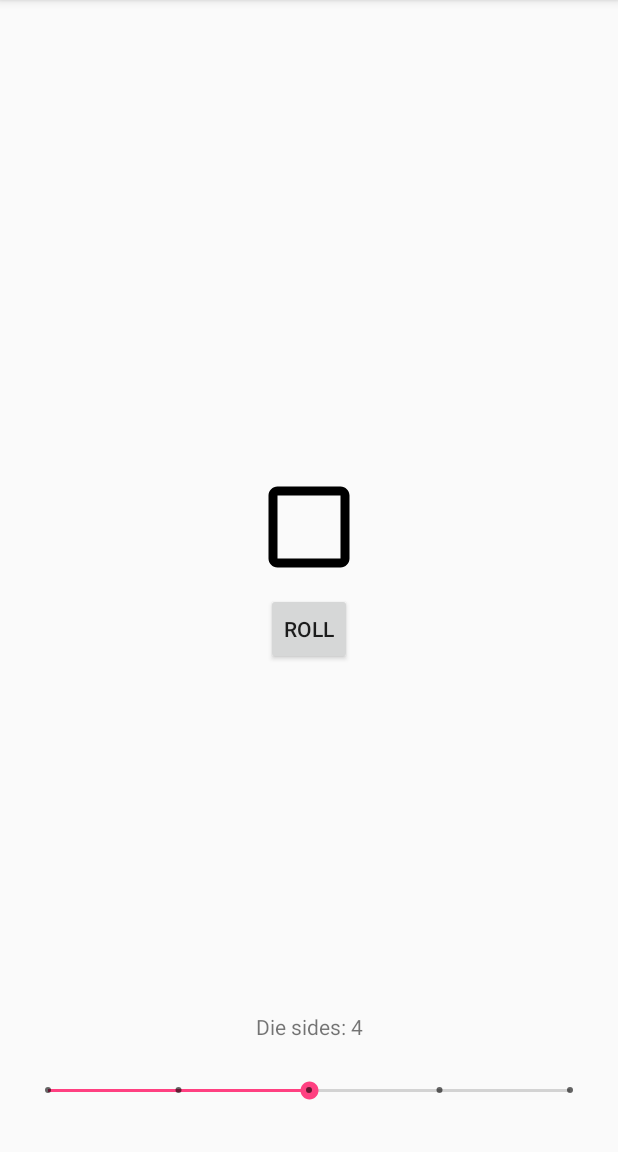
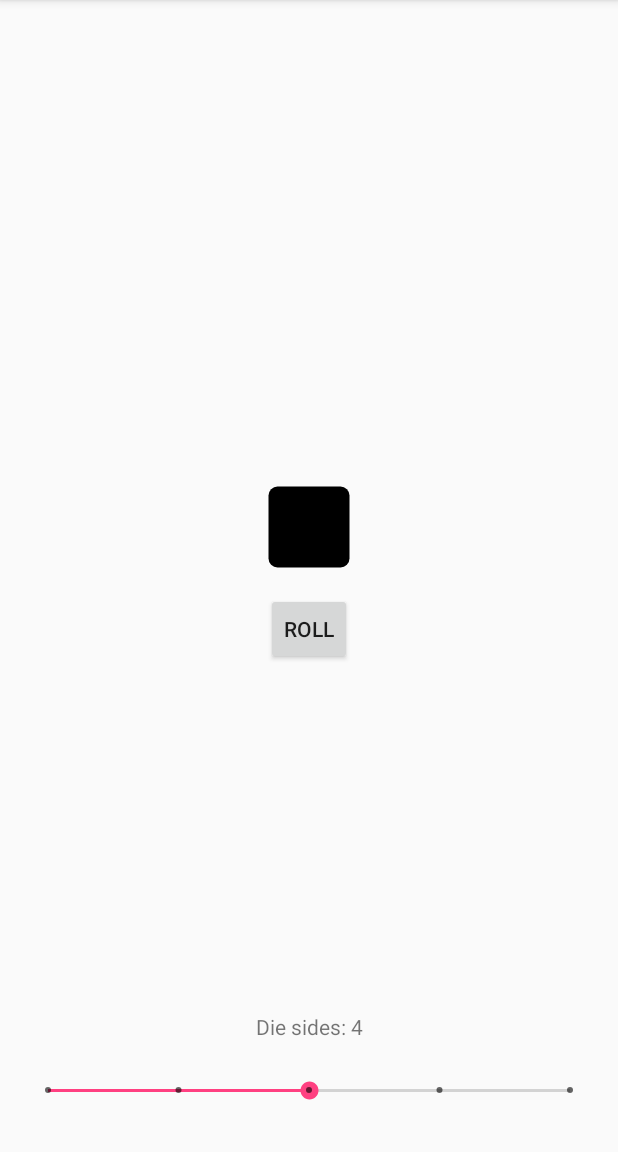
Before and after one commit to noahjutz/Dice, an Android app: the screen it shows after launch (MainActivity), on a phone screen of 412 x 824 dp, the part 84-1236 px from its top. Run offline under Robolectric (Android 15) with nearby library versions, the phone set to English and light mode, and no system bars.

Commit message:
removed ic_dice_outline and replaced it with ic_dice_blank

```diff
--- a/app/src/main/res/layout/activity_main.xml
+++ b/app/src/main/res/layout/activity_main.xml
@@ -42,7 +42,7 @@
         app:layout_constraintEnd_toEndOf="parent"
         app:layout_constraintStart_toStartOf="parent"
         app:layout_constraintTop_toTopOf="parent"
-        app:srcCompat="@drawable/ic_dice_outline" />
+        app:srcCompat="@drawable/ic_dice_blank" />
 
     <Button
         android:id="@+id/button_roll"
--- a/app/src/main/res/values/strings.xml
+++ b/app/src/main/res/values/strings.xml
@@ -3,5 +3,4 @@
     <string name="roll_die">roll</string>
     <string name="die_desc" >Random die</string>
     <string name="seekbar_progress">Die sides: %d</string>
-    <string name="random_number">Random number: %d</string>
 </resources>
```
